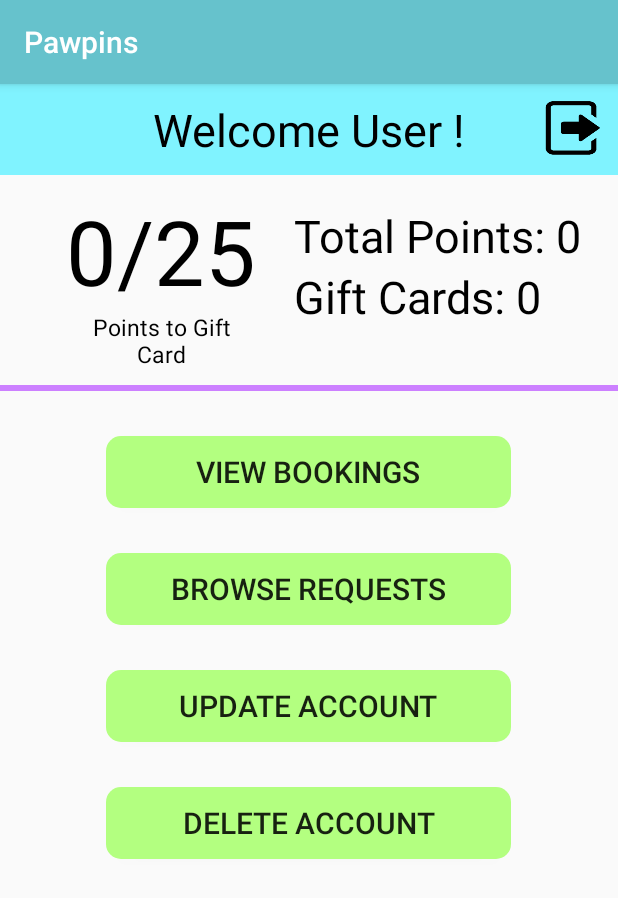
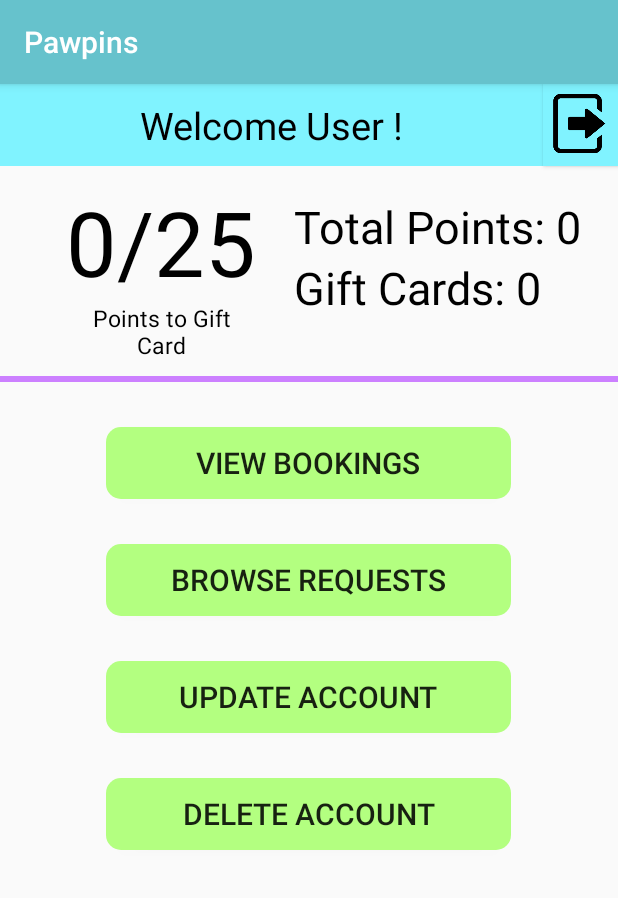
Before and after one commit to vrmatos/VALuApp, an Android app: the AccountActivity screen opened directly, with no data from a screen before it, on a phone screen of 412 x 824 dp. Shown: the top 898 px of the screen. Run offline under Robolectric (Android 15) with nearby library versions, the phone set to English and light mode, and no system bars.

Commit message:
adapted to geocoding

```diff
--- a/app/src/main/java/com/victoriamatos/valuapp/LoginActivity.java
+++ b/app/src/main/java/com/victoriamatos/valuapp/LoginActivity.java
@@ -57,7 +57,7 @@ public class LoginActivity extends AppCompatActivity {
         }
 
         String[] output = tth.getThreadOutput(); //firstName, lastName, latitude, longitude, points
-        if(output.length != 5) {
+        if(output.length != 6) {
             Toast toast;
             if(output[0].equals("email"))
                 toast = Toast.makeText(getApplicationContext(), "Email doesn't have account. Sign up!", Toast.LENGTH_SHORT);
@@ -74,6 +74,7 @@ public class LoginActivity extends AppCompatActivity {
             AccountActivity.user.setLatitude(Float.parseFloat(output[2]));
             AccountActivity.user.setLongitude(Float.parseFloat(output[3]));
             AccountActivity.user.setPoints(Integer.parseInt(output[4]));
+            AccountActivity.user.setCurrDate(output[5]);
             return 1;
         }
     }
--- /dev/null
+++ b/app/src/main/res/drawable/logout_bg.xml
@@ -0,0 +1,11 @@
+<?xml version="1.0" encoding="utf-8"?>
+<layer-list xmlns:android="http://schemas.android.com/apk/res/android">
+    <item android:id="@+id/background" >
+        <shape android:shape="rectangle">
+            <solid android:color="@color/cyan"/>
+        </shape>
+    </item>
+    <item android:id="@+id/item_img">
+        <bitmap  android:src="@drawable/logout" />
+    </item>
+</layer-list>
--- a/app/src/main/res/layout/account_screen.xml
+++ b/app/src/main/res/layout/account_screen.xml
@@ -9,7 +9,8 @@
         android:layout_height="wrap_content"
         android:id="@+id/welcome_message"
         android:text="Welcome User!"
-        android:textSize="30dp"
+        android:textSize="25dp"
+        android:layout_toLeftOf="@id/logout"
         android:textColor="@color/black"
         android:gravity="center_horizontal"
         android:padding="10dp"
@@ -17,13 +18,15 @@
         android:layout_marginBottom="10dp"/>
 
     <Button
-        android:layout_width="40dp"
+        android:layout_width="50dp"
         android:layout_height="wrap_content"
-        android:background="@drawable/logout"
+        android:id="@+id/logout"
+        android:background="@drawable/logout_bg"
         android:layout_alignTop="@id/welcome_message"
         android:layout_alignBottom="@id/welcome_message"
         android:layout_alignParentRight="true"
-        android:layout_margin="10dp"
+        android:layout_alignParentTop="true"
+
         android:onClick="logout"/>
 
     <RelativeLayout
```
Also changed, not shown: app/src/main/java/com/victoriamatos/valuapp/RegisterActivity.java (+7 -1 lines), app/src/main/java/com/victoriamatos/valuapp/UpdateActivity.java (+9 -2 lines), app/src/main/java/com/victoriamatos/valuapp/User.java (+8 -16 lines), app/src/main/res/drawable/logout.png.
